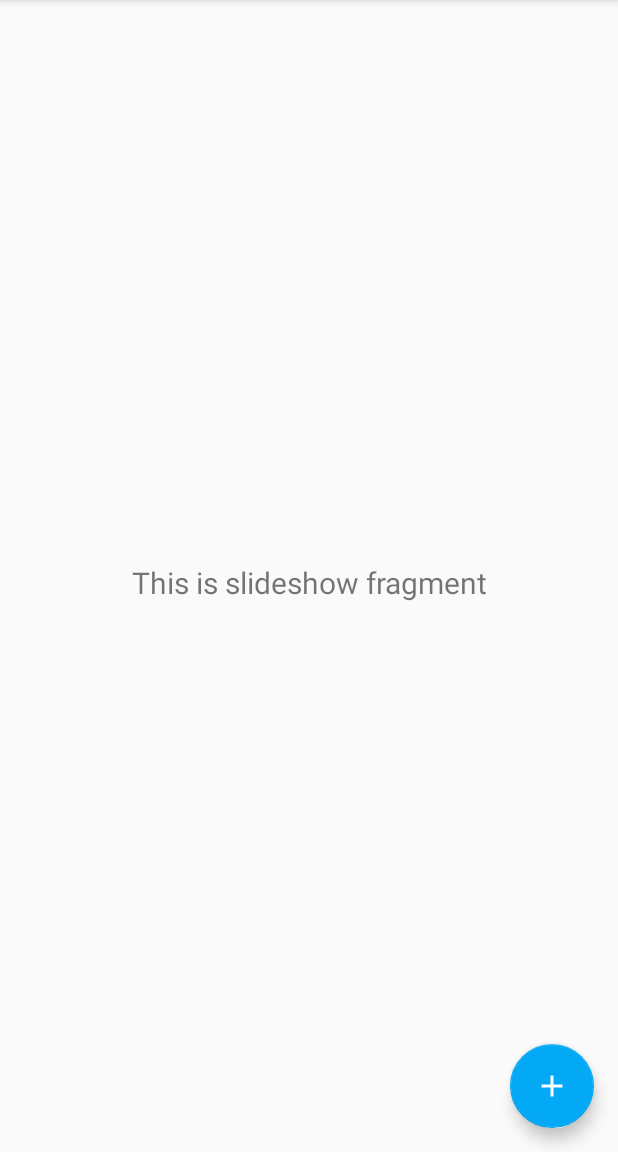
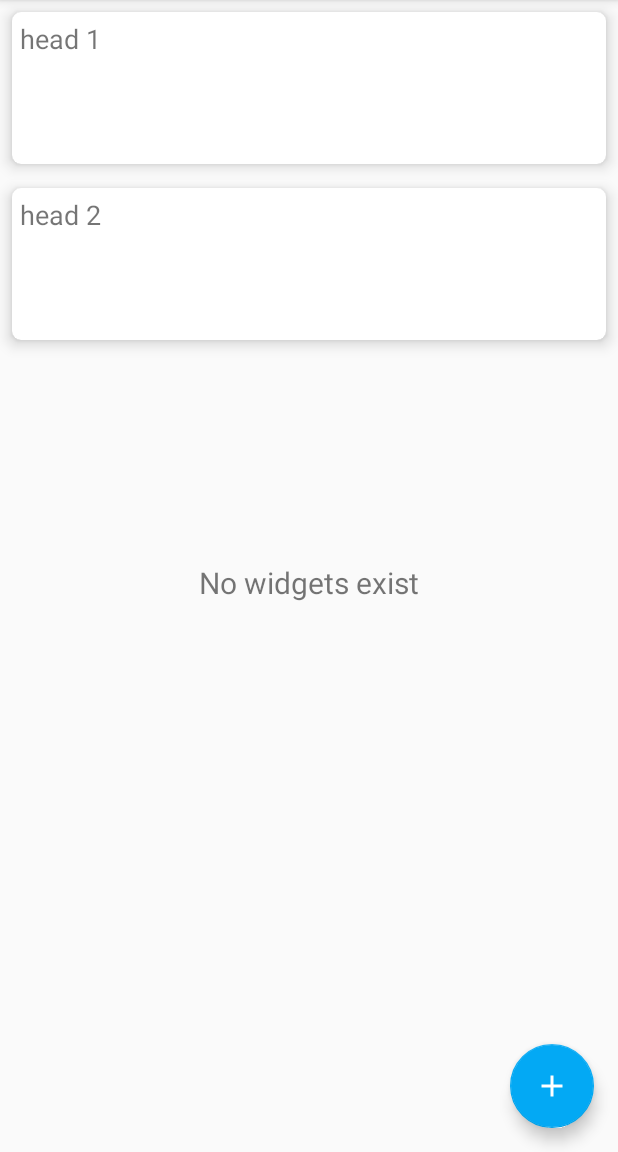
Before and after one commit to Baranyok/countdown-android, an Android app: the fragment WidgetsFragment shown on its own in the app's theme, after a tap on an icon or button, on a phone screen of 412 x 824 dp, the part 84-1236 px from its top. Run offline under Robolectric (Android 15) with nearby library versions, the phone set to English and light mode, and no system bars.

Commit message:
Mid work save

```diff
--- a/app/build.gradle
+++ b/app/build.gradle
@@ -21,6 +21,10 @@ android {
             proguardFiles getDefaultProguardFile('proguard-android-optimize.txt'), 'proguard-rules.pro'
         }
     }
+    compileOptions {
+        sourceCompatibility = 1.8
+        targetCompatibility = 1.8
+    }
 
 }
 
@@ -38,4 +42,6 @@ dependencies {
     testImplementation 'junit:junit:4.12'
     androidTestImplementation 'androidx.test.ext:junit:1.1.2'
     androidTestImplementation 'androidx.test.espresso:espresso-core:3.3.0'
+
+    implementation "androidx.cardview:cardview:1.0.0"
 }
--- a/app/src/main/java/com/kalazi/countdown/ui/home/HomeFragment.java
+++ b/app/src/main/java/com/kalazi/countdown/ui/home/HomeFragment.java
@@ -5,12 +5,13 @@ import android.view.LayoutInflater;
 import android.view.View;
 import android.view.ViewGroup;
 import android.widget.TextView;
+import androidx.annotation.NonNull;
 import androidx.annotation.Nullable;
-import androidx.annotation.NonNull;
 import androidx.fragment.app.Fragment;
 import androidx.lifecycle.Observer;
 import androidx.lifecycle.ViewModelProviders;
 import androidx.navigation.fragment.NavHostFragment;
+import com.google.android.material.floatingactionbutton.FloatingActionButton;
 import com.kalazi.countdown.R;
 
 public class HomeFragment extends Fragment {
@@ -46,5 +47,18 @@ public class HomeFragment extends Fragment {
                         .navigate(action);
             }
         });
+
+        // set button onClickListener
+        FloatingActionButton btn = (FloatingActionButton) view.findViewById(R.id.fab);
+        btn.setOnClickListener(new View.OnClickListener() {
+            @Override
+            public void onClick(View v) {
+                do_placeholder_things(v);
+            }
+        });
+    }
+
+    public void do_placeholder_things(View v) {
+
     }
 }
--- /dev/null
+++ b/app/src/main/java/com/kalazi/countdown/ui/widgets/WidgetItem.java
@@ -0,0 +1,38 @@
+package com.kalazi.countdown.ui.widgets;
+
+public class WidgetItem {
+    private final int id;
+    private String widget_name;
+
+    public WidgetItem(int id, String widget_name) {
+        this.id = id;
+        this.widget_name = widget_name;
+    }
+
+    public void setWidgetName(String widget_name) {
+        this.widget_name = widget_name;
+    }
+
+    public String getWidgetName() {
+        return widget_name;
+    }
+
+    public int getId() {
+        return id;
+    }
+
+    @Override
+    public boolean equals(Object o) {
+        if (this == o) return true;
+        if (o == null || getClass() != o.getClass()) return false;
+
+        WidgetItem that = (WidgetItem) o;
+
+        return widget_name.equals(that.widget_name);
+    }
+
+    @Override
+    public int hashCode() {
+        return widget_name.hashCode();
+    }
+}
--- /dev/null
+++ b/app/src/main/java/com/kalazi/countdown/ui/widgets/WidgetItemDiff.java
@@ -0,0 +1,24 @@
+package com.kalazi.countdown.ui.widgets;
+
+import android.util.Log;
+import androidx.annotation.NonNull;
+import androidx.recyclerview.widget.DiffUtil;
+
+public class WidgetItemDiff extends DiffUtil.ItemCallback<WidgetItem> {
+    @Override
+    public boolean areItemsTheSame(
+            @NonNull WidgetItem oldWidget, @NonNull WidgetItem newWidget) {
+        // User properties may have changed if reloaded from the DB, but ID is fixed
+        Log.v("areItemsTheSame", Boolean.toString(newWidget.getId() == oldWidget.getId()));
+        return newWidget.getId() == oldWidget.getId();
+    }
+
+    @Override
+    public boolean areContentsTheSame(
+            @NonNull WidgetItem oldWidget, @NonNull WidgetItem newWidget) {
+        // NOTE: if you use equals, your object must properly override Object#equals()
+        // Incorrectly returning false here will result in too many animations.
+        Log.v("areItemsTheSame", Boolean.toString(oldWidget.equals(newWidget)));
+        return oldWidget.equals(newWidget);
+    }
+}
--- /dev/null
+++ b/app/src/main/java/com/kalazi/countdown/ui/widgets/WidgetItemViewHolder.java
@@ -0,0 +1,29 @@
+package com.kalazi.countdown.ui.widgets;
+
+import android.view.View;
+import android.widget.TextView;
+import androidx.recyclerview.widget.RecyclerView;
+import com.kalazi.countdown.R;
+
+// Provide a reference to the views for each data item
+// Complex data items may need more than one view per item, and
+// you provide access to all the views for a data item in a view holder
+public class WidgetItemViewHolder extends RecyclerView.ViewHolder {
+    // each data item is just a string in this case
+    private TextView txtName;
+    private TextView txtDistance;
+    private TextView txtGravity;
+    private TextView txtDiameter;
+
+    public WidgetItemViewHolder(View itemContainerView) {
+        super(itemContainerView);
+        txtName = itemContainerView.findViewById(R.id.txtName);
+        txtDistance = itemContainerView.findViewById(R.id.txtDistance);
+        txtGravity = itemContainerView.findViewById(R.id.txtGravity);
+        txtDiameter = itemContainerView.findViewById(R.id.txtDiameter);
+    }
+
+    public void setData(WidgetItem widgetItem) {
+        txtName.setText(widgetItem.getWidgetName());
+    }
+}
--- a/app/src/main/java/com/kalazi/countdown/ui/widgets/WidgetsFragment.java
+++ b/app/src/main/java/com/kalazi/countdown/ui/widgets/WidgetsFragment.java
@@ -1,10 +1,6 @@
 package com.kalazi.countdown.ui.widgets;
 
-import android.content.ContentUris;
-import android.content.Intent;
-import android.net.Uri;
 import android.os.Bundle;
-import android.provider.CalendarContract;
 import android.view.LayoutInflater;
 import android.view.View;
 import android.view.ViewGroup;
@@ -14,14 +10,18 @@ import androidx.annotation.Nullable;
 import androidx.fragment.app.Fragment;
 import androidx.lifecycle.Observer;
 import androidx.lifecycle.ViewModelProviders;
+import androidx.recyclerview.widget.LinearLayoutManager;
+import androidx.recyclerview.widget.RecyclerView;
 import com.google.android.material.floatingactionbutton.FloatingActionButton;
 import com.kalazi.countdown.R;
-
-import java.util.Calendar;
 
 public class WidgetsFragment extends Fragment {
 
     private WidgetsViewModel widgetsViewModel;
+    private RecyclerView recyclerView;
+    private WidgetsRecyclerViewAdapter mAdapter;
+    private RecyclerView.LayoutManager layoutManager;
+
 
     public View onCreateView(@NonNull LayoutInflater inflater,
                              ViewGroup container, Bundle savedInstanceState) {
@@ -35,6 +35,7 @@ public class WidgetsFragment extends Fragment {
                 textView.setText(s);
             }
         });
+
         return root;
     }
 
@@ -42,9 +43,21 @@ public class WidgetsFragment extends Fragment {
     public void onViewCreated(@NonNull View view, @Nullable Bundle savedInstanceState) {
         super.onViewCreated(view, savedInstanceState);
 
-        // set button onClickListener
+        recyclerView = view.findViewById(R.id.widgets_recycler_view);
+        recyclerView.setHasFixedSize(true);
+
+        // use a linear layout manager
+        layoutManager = new LinearLayoutManager(view.getContext());
+        recyclerView.setLayoutManager(layoutManager);
+
+        // specify an adapter (see also next example)
+        mAdapter = new WidgetsRecyclerViewAdapter();
+        recyclerView.setAdapter(mAdapter);
+
+        // observer for widget list change
+        widgetsViewModel.getWidgets().observe(getViewLifecycleOwner(), list -> mAdapter.submitList(list));
+
         FloatingActionButton btn = (FloatingActionButton) view.findViewById(R.id.fab2);
-
         btn.setOnClickListener(new View.OnClickListener() {
             @Override
             public void onClick(View v) {
@@ -54,16 +67,7 @@ public class WidgetsFragment extends Fragment {
 
     }
 
-    public void do_placeholder_things(View v) {
-        // A date-time specified in milliseconds since the epoch.
-        Calendar cal = Calendar.getInstance();
-
-        Uri.Builder builder = CalendarContract.CONTENT_URI.buildUpon();
-        builder.appendPath("time");
-        ContentUris.appendId(builder, cal.getTimeInMillis());
-        Intent intent = new Intent(Intent.ACTION_VIEW)
-                .setData(builder.build());
-        startActivity(intent);
-
+    private void do_placeholder_things(View v) {
+        widgetsViewModel.addItem("Another head");
     }
 }
--- /dev/null
+++ b/app/src/main/java/com/kalazi/countdown/ui/widgets/WidgetsRecyclerViewAdapter.java
@@ -0,0 +1,37 @@
+package com.kalazi.countdown.ui.widgets;
+
+import android.view.LayoutInflater;
+import android.view.View;
+import android.view.ViewGroup;
+import androidx.recyclerview.widget.ListAdapter;
+import com.kalazi.countdown.R;
+
+import java.util.ArrayList;
+
+public class WidgetsRecyclerViewAdapter extends ListAdapter<WidgetItem, WidgetItemViewHolder> {
+    private ArrayList<String> mDataset;
+    public static final WidgetItemDiff DIFF_CALLBACK = new WidgetItemDiff();
+
+    //    public WidgetsRecyclerViewAdapter(ArrayList<String> myDataset) {
+//        mDataset = myDataset;
+//    }
+    public WidgetsRecyclerViewAdapter() {
+        super(DIFF_CALLBACK);
+    }
+
+    // Create new item views (invoked by the layout manager)
+    @Override
+    public WidgetItemViewHolder onCreateViewHolder(ViewGroup parent, int viewType) {
+        View itemContainerView = LayoutInflater.from(parent.getContext())
+                .inflate(R.layout.widgets_item_row, parent, false);
+
+        return new WidgetItemViewHolder(itemContainerView);
+    }
+
+    // Replace the contents of an item view (invoked by the layout manager)
+    @Override
+    public void onBindViewHolder(WidgetItemViewHolder holder, int position) {
+        holder.setData(getItem(position));
+    }
+
+}
--- a/app/src/main/java/com/kalazi/countdown/ui/widgets/WidgetsViewModel.java
+++ b/app/src/main/java/com/kalazi/countdown/ui/widgets/WidgetsViewModel.java
@@ -4,16 +4,42 @@ import androidx.lifecycle.LiveData;
 import androidx.lifecycle.MutableLiveData;
 import androidx.lifecycle.ViewModel;
 
+import java.util.ArrayList;
+
 public class WidgetsViewModel extends ViewModel {
 
     private MutableLiveData<String> mText;
+    private MutableLiveData<ArrayList<WidgetItem>> widgets;
+
+    // debug
+    private int current_id = 0;
 
     public WidgetsViewModel() {
         mText = new MutableLiveData<>();
-        mText.setValue("This is slideshow fragment");
+        widgets = new MutableLiveData<>();
+        mText.setValue("No widgets exist");
+
+        ArrayList<WidgetItem> sampleData = new ArrayList<>();
+        sampleData.add(new WidgetItem(current_id++, "head 1"));
+        sampleData.add(new WidgetItem(current_id++, "head 2"));
+
+        widgets.setValue(sampleData);
     }
 
     public LiveData<String> getText() {
         return mText;
     }
+
+    public LiveData<ArrayList<WidgetItem>> getWidgets() {
+        // do asynchronous operation to get widgets
+        return widgets;
+    }
+
+    public void addItem(String s) {
+        ArrayList<WidgetItem> arrayList = widgets.getValue();
+        if (arrayList != null) {
+            arrayList.add(new WidgetItem(current_id++, s));
+            widgets.setValue(arrayList);
+        }
+    }
 }
--- a/app/src/main/res/layout/fragment_widgets.xml
+++ b/app/src/main/res/layout/fragment_widgets.xml
@@ -3,9 +3,17 @@
         xmlns:android="http://schemas.android.com/apk/res/android"
         xmlns:app="http://schemas.android.com/apk/res-auto"
         xmlns:tools="http://schemas.android.com/tools"
+        xmlns:card_view="http://schemas.android.com/apk/res-auto"
         android:layout_width="match_parent"
         android:layout_height="match_parent"
         tools:context=".ui.widgets.WidgetsFragment">
+
+    <androidx.recyclerview.widget.RecyclerView
+            android:id="@+id/widgets_recycler_view"
+            android:layout_gravity="center"
+            android:layout_width="match_parent"
+            android:layout_height="match_parent"
+            card_view:cardCornerRadius="4dp"/>
 
     <TextView
             android:id="@+id/text_widgets"
--- /dev/null
+++ b/app/src/main/res/layout/widgets_item_row.xml
@@ -0,0 +1,43 @@
+<?xml version="1.0" encoding="utf-8"?>
+<androidx.cardview.widget.CardView
+        xmlns:android="http://schemas.android.com/apk/res/android"
+        xmlns:app="http://schemas.android.com/apk/res-auto"
+        android:layout_width="match_parent"
+        android:layout_height="wrap_content"
+        android:layout_margin="8dp"
+        app:cardCornerRadius="6dp"
+        app:cardElevation="6dp">
+
+    <LinearLayout
+            android:layout_width="match_parent"
+            android:layout_height="wrap_content"
+            android:orientation="vertical"
+            android:padding="4dp">
+
+        <TextView
+                android:id="@+id/txtName"
+                android:layout_width="match_parent"
+                android:layout_height="wrap_content"
+                android:padding="1dp"
+                android:textSize="18sp"/>
+
+        <TextView
+                android:id="@+id/txtDistance"
+                android:layout_width="match_parent"
+                android:layout_height="wrap_content"
+                android:padding="1dp"/>
+
+        <TextView
+                android:id="@+id/txtGravity"
+                android:layout_width="match_parent"
+                android:layout_height="wrap_content"
+                android:padding="1dp"/>
+
+        <TextView
+                android:id="@+id/txtDiameter"
+                android:layout_width="match_parent"
+                android:layout_height="wrap_content"
+                android:padding="1dp"/>
+
+    </LinearLayout>
+</androidx.cardview.widget.CardView>
```
